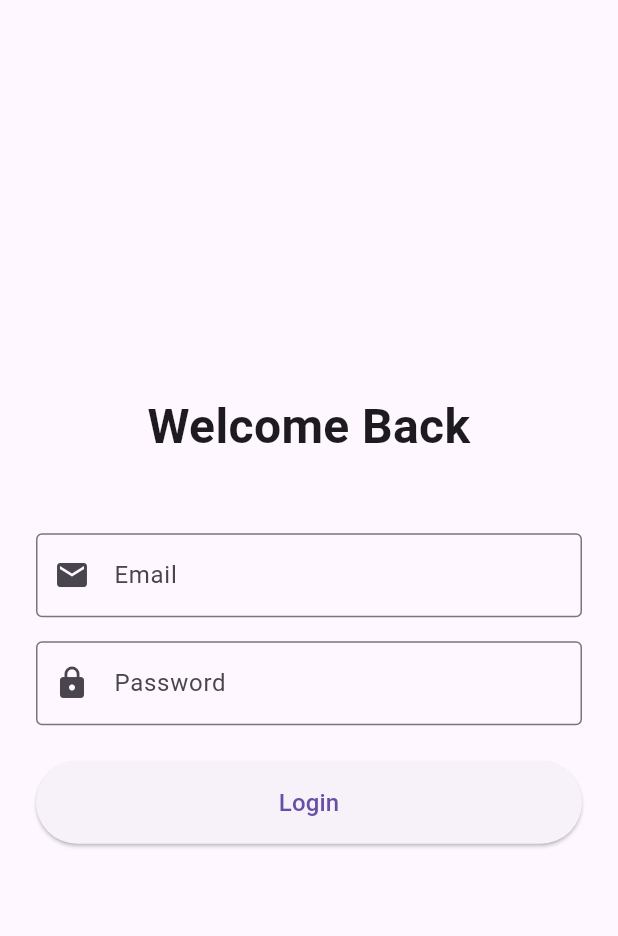
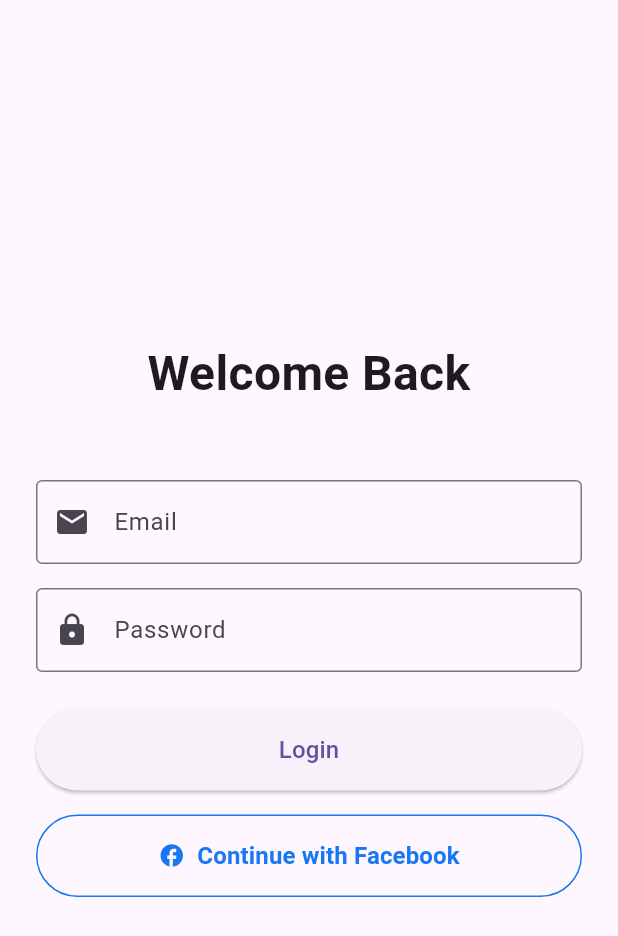
Before and after one commit to samnang95/manage-state-by-flutter-defualt, a Flutter app: the LoginPage screen opened directly, on a phone screen of 412 x 824 dp. Shown: the top 936 px of the screen. Run offline on Flutter 3.47's test engine with Material 3 defaults, Android fonts, the phone set to English and light mode, and no system bars; network calls fail.

Commit message:
completed-login-facebook-android-ios

```diff
--- a/lib/core/di/dependency_injector.dart
+++ b/lib/core/di/dependency_injector.dart
@@ -1,3 +1,9 @@
+// Auth
+import 'package:manage_state/presentation/auth/controllers/auth_controller.dart';
+import 'package:manage_state/domain/auth/usecases/login_usecase.dart';
+import 'package:manage_state/data/auth/repositories/auth_repository_impl.dart';
+import 'package:manage_state/data/auth/datasources/auth_remote_datasource.dart';
+
 // Home
 import 'package:manage_state/data/home/datasources/home_remote_datasource.dart';
 import 'package:manage_state/data/home/repositories/home_repository_impl.dart';
@@ -84,6 +90,17 @@ class DependencyInjector {
   );
 
   // ==========================================
+  // Auth Feature
+  // ==========================================
+  late final AuthRemoteDataSource _authDataSource = AuthRemoteDataSourceImpl(apiClient);
+  late final _authRepository = AuthRepositoryImpl(_authDataSource);
+  late final _loginUseCase = LoginUseCase(_authRepository);
+
+  late final AuthController _authController = AuthController(loginUseCase: _loginUseCase);
+
+  AuthController getAuthController() => _authController;
+
+  // ==========================================
   // Home Feature
   // ==========================================
   late final HomeRemoteDataSource _homeDataSource = HomeRemoteDataSourceImpl(apiClient);
--- /dev/null
+++ b/lib/core/services/native_auth_service.dart
@@ -0,0 +1,16 @@
+import 'package:flutter/services.dart';
+
+class NativeAuthService {
+  static const MethodChannel _channel = MethodChannel('com.example.manage_state/auth');
+
+  Future<String?> loginWithFacebook({List<String> permissions = const ['public_profile']}) async {
+    try {
+      final String? token = await _channel.invokeMethod('loginWithFacebook', {
+        'permissions': permissions,
+      });
+      return token;
+    } on PlatformException catch (e) {
+      throw Exception(e.message ?? 'Unknown error during Facebook login');
+    }
+  }
+}
--- a/lib/data/auth/datasources/auth_remote_datasource.dart
+++ b/lib/data/auth/datasources/auth_remote_datasource.dart
@@ -16,7 +16,6 @@ class AuthRemoteDataSourceImpl implements AuthRemoteDataSource {
     // Simulate API call
     await Future.delayed(const Duration(seconds: 2));
 
-    if (email == 'test@test.com' && password == '123456') {
     if (apiClient.tokenManager != null) {
       await apiClient.tokenManager!.saveTokens(
         accessToken: 'mock_access_token_${DateTime.now().millisecondsSinceEpoch}',
@@ -24,8 +23,5 @@ class AuthRemoteDataSourceImpl implements AuthRemoteDataSource {
       );
     }
     return UserModel(id: '1', email: email, name: 'Test User');
-    } else {
-      throw Exception('Invalid email or password');
   }
 }
-}
--- a/lib/main.dart
+++ b/lib/main.dart
@@ -1,7 +1,7 @@
 import 'package:flutter/material.dart';
 import 'package:flutter/services.dart';
 import 'package:manage_state/core/utils/app_colors.dart';
-import 'package:manage_state/presentation/navi/pages/navi_page.dart';
+import 'package:manage_state/presentation/auth/pages/login_page.dart';
 import 'package:manage_state/core/di/dependency_injector.dart';
 
 void main() async {
@@ -25,7 +25,7 @@ class MyApp extends StatelessWidget {
       child: MaterialApp(
         debugShowCheckedModeBanner: false,
         title: 'Flutter Demo',
-        home: NaviPage(),
+        home: const LoginPage(),
       ),
     );
   }
--- a/lib/presentation/auth/controllers/auth_controller.dart
+++ b/lib/presentation/auth/controllers/auth_controller.dart
@@ -1,15 +1,21 @@
-import 'package:flutter/foundation.dart';
+import 'package:flutter/material.dart';
 import 'package:manage_state/core/mvi/mvi_controller.dart';
 import 'package:manage_state/domain/auth/usecases/login_usecase.dart';
 import 'package:manage_state/data/auth/repositories/auth_repository_impl.dart';
 import 'package:manage_state/data/auth/datasources/auth_remote_datasource.dart';
 import 'package:manage_state/presentation/auth/intents/auth_intent.dart';
 import 'package:manage_state/presentation/auth/states/auth_state.dart';
+import 'package:manage_state/core/services/native_auth_service.dart';
+import 'package:manage_state/domain/auth/entities/user.dart';
 
 import 'package:manage_state/core/di/dependency_injector.dart';
 
 class AuthController extends MviController<AuthIntent, AuthState> {
   final LoginUseCase _loginUseCase;
+
+  final TextEditingController emailController = TextEditingController();
+  final TextEditingController passwordController = TextEditingController();
+  final NativeAuthService _nativeAuthService = NativeAuthService();
 
   AuthController({LoginUseCase? loginUseCase})
       : _loginUseCase = loginUseCase ??
@@ -25,12 +31,15 @@ class AuthController extends MviController<AuthIntent, AuthState> {
     switch (intent) {
       case LoginIntent(:final email, :final password):
         _handleLogin(email, password);
+      case LoginWithFacebookIntent():
+        _handleFacebookLogin();
       case ResetAuthErrorIntent():
         emit(value.copyWith(errorMessage: ''));
     }
   }
 
   Future<void> _handleLogin(String email, String password) async {
+    debugPrint('Attempting login with email: "$email" and password: "$password"');
     emit(value.copyWith(isLoading: true, errorMessage: '', isSuccess: false));
 
     try {
@@ -49,4 +58,41 @@ class AuthController extends MviController<AuthIntent, AuthState> {
       ));
     }
   }
+
+  Future<void> _handleFacebookLogin() async {
+    emit(value.copyWith(isLoading: true, errorMessage: '', isSuccess: false));
+    try {
+      final token = await _nativeAuthService.loginWithFacebook();
+      if (token != null) {
+        // Since we don't have a real backend to verify the FB token right now,
+        // we'll mock a successful user login with the token.
+        final user = User(id: 'fb_user_id', email: 'facebook_user@example.com', name: 'Facebook User');
+        emit(value.copyWith(
+          isLoading: false,
+          user: user,
+          isSuccess: true,
+        ));
+      } else {
+        emit(value.copyWith(
+          isLoading: false,
+          errorMessage: 'Facebook login cancelled.',
+          isSuccess: false,
+        ));
+      }
+    } catch (e) {
+      debugPrint('Error logging in with Facebook: $e');
+      emit(value.copyWith(
+        isLoading: false,
+        errorMessage: 'Facebook login failed: $e',
+        isSuccess: false,
+      ));
+    }
+  }
+
+  @override
+  void dispose() {
+    emailController.dispose();
+    passwordController.dispose();
+    super.dispose();
+  }
 }
--- a/lib/presentation/auth/intents/auth_intent.dart
+++ b/lib/presentation/auth/intents/auth_intent.dart
@@ -11,3 +11,7 @@ class LoginIntent extends AuthIntent {
 class ResetAuthErrorIntent extends AuthIntent {
   const ResetAuthErrorIntent();
 }
+
+class LoginWithFacebookIntent extends AuthIntent {
+  const LoginWithFacebookIntent();
+}
--- a/lib/presentation/auth/pages/login_page.dart
+++ b/lib/presentation/auth/pages/login_page.dart
@@ -1,134 +1,34 @@
 import 'package:flutter/material.dart';
-import 'package:manage_state/presentation/auth/controllers/auth_controller.dart';
-import 'package:manage_state/presentation/auth/intents/auth_intent.dart';
+import 'package:manage_state/core/di/dependency_injector.dart';
 import 'package:manage_state/presentation/auth/states/auth_state.dart';
-import 'package:manage_state/presentation/home/pages/home_page.dart';
+import 'package:manage_state/presentation/auth/widgets/login_view.dart';
+import 'package:manage_state/presentation/navi/pages/navi_page.dart';
 
-class LoginPage extends StatefulWidget {
+class LoginPage extends StatelessWidget {
   const LoginPage({super.key});
 
   @override
-  State<LoginPage> createState() => _LoginPageState();
-}
+  Widget build(BuildContext context) {
+    final controller = DependencyInjector.instance.getAuthController();
 
-class _LoginPageState extends State<LoginPage> {
-  final AuthController _controller = AuthController();
-  final TextEditingController _emailController = TextEditingController();
-  final TextEditingController _passwordController = TextEditingController();
-
-  @override
-  void initState() {
-    super.initState();
-    _controller.addListener(_onAuthStateChanged);
-  }
-
-  void _onAuthStateChanged() {
-    if (_controller.value.isSuccess && mounted) {
-      Navigator.of(context).pushReplacement(
-        MaterialPageRoute(
-          builder: (context) => HomePage(),
-        ),
-      );
-    }
-  }
-
-  @override
-  void dispose() {
-    _controller.removeListener(_onAuthStateChanged);
-    _controller.dispose();
-    _emailController.dispose();
-    _passwordController.dispose();
-    super.dispose();
-  }
-
-  @override
-  Widget build(BuildContext context) {
     return Scaffold(
       body: SafeArea(
-        child: Padding(
-          padding: const EdgeInsets.all(24.0),
-          child: Column(
-            mainAxisAlignment: MainAxisAlignment.center,
-            crossAxisAlignment: CrossAxisAlignment.stretch,
-            children: [
-              const Text(
-                'Welcome Back',
-                style: TextStyle(
-                  fontSize: 32,
-                  fontWeight: FontWeight.bold,
-                ),
-                textAlign: TextAlign.center,
-              ),
-              const SizedBox(height: 48),
-              TextField(
-                controller: _emailController,
-                decoration: const InputDecoration(
-                  labelText: 'Email',
-                  hintText: 'test@test.com',
-                  border: OutlineInputBorder(),
-                  prefixIcon: Icon(Icons.email),
-                ),
-              ),
-              const SizedBox(height: 16),
-              TextField(
-                controller: _passwordController,
-                obscureText: true,
-                decoration: const InputDecoration(
-                  labelText: 'Password',
-                  hintText: '123456',
-                  border: OutlineInputBorder(),
-                  prefixIcon: Icon(Icons.lock),
-                ),
-              ),
-              const SizedBox(height: 24),
-              ValueListenableBuilder<AuthState>(
-                valueListenable: _controller,
-                builder: (context, state, _) {
-                  if (state.errorMessage.isNotEmpty) {
-                    return Padding(
-                      padding: const EdgeInsets.only(bottom: 16.0),
-                      child: Text(
-                        state.errorMessage,
-                        textAlign: TextAlign.center,
-                        style: const TextStyle(color: Colors.red),
-                      ),
-                    );
-                  }
-                  return const SizedBox.shrink();
-                },
-              ),
-              ValueListenableBuilder<AuthState>(
-                valueListenable: _controller,
-                builder: (context, state, _) {
-                  return ElevatedButton(
-                    style: ElevatedButton.styleFrom(
-                      padding: const EdgeInsets.symmetric(vertical: 16),
+        child: ValueListenableBuilder<AuthState>(
+          valueListenable: controller,
+          builder: (context, state, child) {
+            if (state.isSuccess) {
+              WidgetsBinding.instance.addPostFrameCallback((_) {
+                if (context.mounted) {
+                  Navigator.of(context).pushReplacement(
+                    MaterialPageRoute(
+                      builder: (context) => NaviPage(),
                     ),
-                    onPressed: state.isLoading
-                        ? null
-                        : () {
-                            FocusScope.of(context).unfocus();
-                            _controller.onIntent(
-                              LoginIntent(
-                                email: _emailController.text,
-                                password: _passwordController.text,
-                              ),
-                            );
-                          },
-                    child: state.isLoading
-                        ? const SizedBox(
-                            height: 20,
-                            width: 20,
-                            child: CircularProgressIndicator(
-                              strokeWidth: 2,
-                            ),
-                          )
-                        : const Text('Login', style: TextStyle(fontSize: 16)),
                   );
-                },
-              ),
-            ],
-          ),
+                }
+              });
+            }
+            return LoginView(controller: controller);
+          },
         ),
       ),
     );
--- /dev/null
+++ b/lib/presentation/auth/widgets/login_view.dart
@@ -0,0 +1,120 @@
+import 'package:flutter/material.dart';
+import 'package:manage_state/presentation/auth/controllers/auth_controller.dart';
+import 'package:manage_state/presentation/auth/intents/auth_intent.dart';
+import 'package:manage_state/presentation/auth/states/auth_state.dart';
+
+class LoginView extends StatelessWidget {
+  final AuthController controller;
+
+  const LoginView({super.key, required this.controller});
+
+  @override
+  Widget build(BuildContext context) {
+    return Padding(
+      padding: const EdgeInsets.all(24.0),
+      child: Column(
+        mainAxisAlignment: MainAxisAlignment.center,
+        crossAxisAlignment: CrossAxisAlignment.stretch,
+        children: [
+          const Text(
+            'Welcome Back',
+            style: TextStyle(
+              fontSize: 32,
+              fontWeight: FontWeight.bold,
+            ),
+            textAlign: TextAlign.center,
+          ),
+          const SizedBox(height: 48),
+          TextField(
+            controller: controller.emailController,
+            decoration: const InputDecoration(
+              labelText: 'Email',
+              hintText: 'test@test.com',
+              border: OutlineInputBorder(),
+              prefixIcon: Icon(Icons.email),
+            ),
+          ),
+          const SizedBox(height: 16),
+          TextField(
+            controller: controller.passwordController,
+            obscureText: true,
+            decoration: const InputDecoration(
+              labelText: 'Password',
+              hintText: '123456',
+              border: OutlineInputBorder(),
+              prefixIcon: Icon(Icons.lock),
+            ),
+          ),
+          const SizedBox(height: 24),
+          ValueListenableBuilder<AuthState>(
+            valueListenable: controller,
+            builder: (context, state, _) {
+              if (state.errorMessage.isNotEmpty) {
+                return Padding(
+                  padding: const EdgeInsets.only(bottom: 16.0),
+                  child: Text(
+                    state.errorMessage,
+                    textAlign: TextAlign.center,
+                    style: const TextStyle(color: Colors.red),
+                  ),
+                );
+              }
+              return const SizedBox.shrink();
+            },
+          ),
+          ValueListenableBuilder<AuthState>(
+            valueListenable: controller,
+            builder: (context, state, _) {
+              return ElevatedButton(
+                style: ElevatedButton.styleFrom(
+                  padding: const EdgeInsets.symmetric(vertical: 16),
+                ),
+                onPressed: state.isLoading
+                    ? null
+                    : () {
+                        FocusScope.of(context).unfocus();
+                        controller.onIntent(
+                          LoginIntent(
+                            email: controller.emailController.text.trim(),
+                            password: controller.passwordController.text.trim(),
+                          ),
+                        );
+                      },
+                child: state.isLoading
+                    ? const SizedBox(
+                        height: 20,
+                        width: 20,
+                        child: CircularProgressIndicator(
+                          strokeWidth: 2,
+                        ),
+                      )
+                    : const Text('Login', style: TextStyle(fontSize: 16)),
+              );
+            },
+          ),
+          const SizedBox(height: 16),
+          ValueListenableBuilder<AuthState>(
+            valueListenable: controller,
+            builder: (context, state, _) {
+              return OutlinedButton.icon(
+                style: OutlinedButton.styleFrom(
+                  padding: const EdgeInsets.symmetric(vertical: 16),
+                  side: const BorderSide(color: Color(0xFF1877F2)),
+                  foregroundColor: const Color(0xFF1877F2),
+                ),
+                icon: const Icon(Icons.facebook),
+                label: const Text('Continue with Facebook', style: TextStyle(fontSize: 16, fontWeight: FontWeight.bold)),
+                onPressed: state.isLoading
+                    ? null
+                    : () {
+                        FocusScope.of(context).unfocus();
+                        controller.onIntent(const LoginWithFacebookIntent());
+                      },
+              );
+            },
+          ),
+        ],
+      ),
+    );
+  }
+}
```
Also changed, not shown: lib/presentation/home/pages/home_page.dart (+16 -12 lines), 12 other files. Lines whose indentation alone changed are shown as unchanged.
